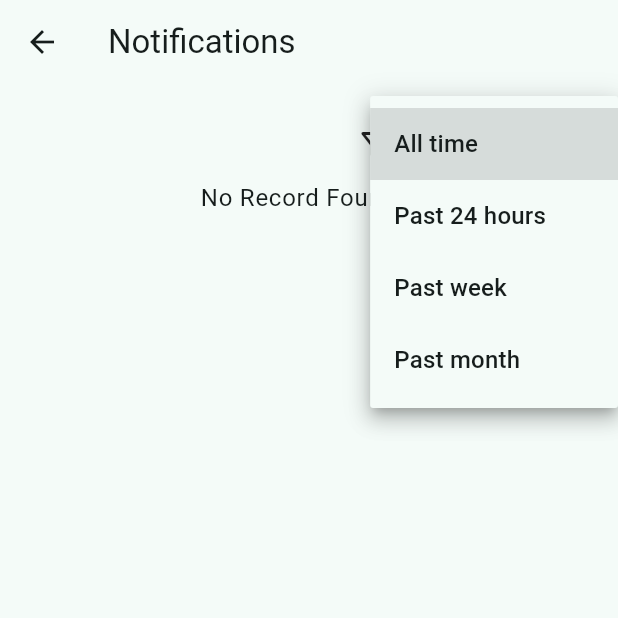
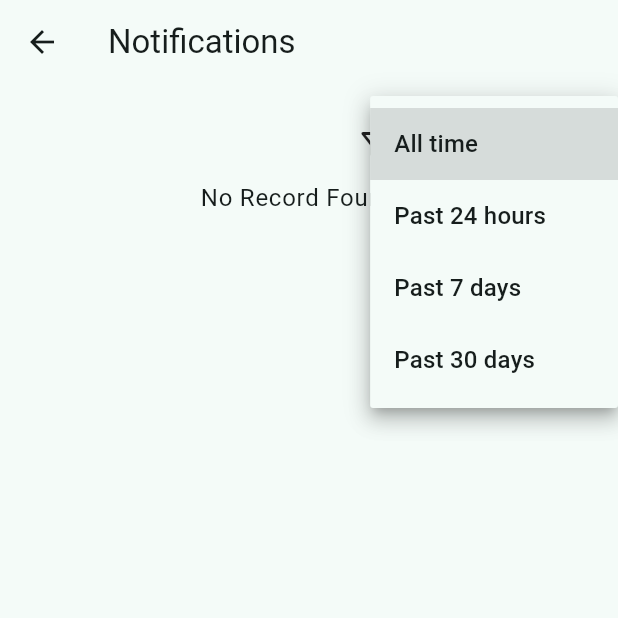
Before and after one commit to tahawaheed9/wellness_wise, a Flutter app: the NotificationsScreen screen opened by its route, after a tap on "All time", on a phone screen of 412 x 824 dp, the top half of it. Run offline on Flutter 3.47's test engine with Material 3 defaults, Android fonts, the phone set to English and light mode, and no system bars; our stand-ins replace bloc, cloud_firestore, dropdown_search, equatable, firebase_auth, firebase_core and 7 more; missing offline and left inert: health; accounts and stored records are empty.

Commit message:
Modified | Filter Widget

```diff
--- a/lib/presentation/components/custom_filter.dart
+++ b/lib/presentation/components/custom_filter.dart
@@ -3,8 +3,8 @@ import 'package:flutter/material.dart';
 const List<String> _filterList = <String>[
   'All time',
   'Past 24 hours',
-  'Past week',
-  'Past month',
+  'Past 7 days',
+  'Past 30 days',
 ];
 
 class CustomFilter extends StatefulWidget {
--- a/lib/presentation/screens/charts/components/all_prediction_chart.dart
+++ b/lib/presentation/screens/charts/components/all_prediction_chart.dart
@@ -200,12 +200,12 @@ class _AllPredictionChartState extends State<AllPredictionChart> {
         final past24Hours = now.subtract(Duration(hours: 24));
         return past24Hours;
 
-      case 'Past week':
+      case 'Past 7 days':
         final now = DateTime.now();
         final pastWeek = now.subtract(Duration(days: 7));
         return pastWeek;
 
-      case 'Past month':
+      case 'Past 30 days':
         final now = DateTime.now();
         final pastMonth = now.subtract(Duration(days: 30));
         return pastMonth;
--- a/lib/presentation/screens/charts/components/breast_cancer_chart.dart
+++ b/lib/presentation/screens/charts/components/breast_cancer_chart.dart
@@ -150,12 +150,12 @@ class _BreastCancerChartState extends State<BreastCancerChart> {
         final past24Hours = now.subtract(Duration(hours: 24));
         return past24Hours;
 
-      case 'Past week':
+      case 'Past 7 days':
         final now = DateTime.now();
         final pastWeek = now.subtract(Duration(days: 7));
         return pastWeek;
 
-      case 'Past month':
+      case 'Past 30 days':
         final now = DateTime.now();
         final pastMonth = now.subtract(Duration(days: 30));
         return pastMonth;
--- a/lib/presentation/screens/charts/components/diabetes_prediction_chart.dart
+++ b/lib/presentation/screens/charts/components/diabetes_prediction_chart.dart
@@ -151,12 +151,12 @@ class _DiabetesPredictionChartState extends State<DiabetesPredictionChart> {
         final past24Hours = now.subtract(Duration(hours: 24));
         return past24Hours;
 
-      case 'Past week':
+      case 'Past 7 days':
         final now = DateTime.now();
         final pastWeek = now.subtract(Duration(days: 7));
         return pastWeek;
 
-      case 'Past month':
+      case 'Past 30 days':
         final now = DateTime.now();
         final pastMonth = now.subtract(Duration(days: 30));
         return pastMonth;
--- a/lib/presentation/screens/charts/components/heart_disease_chart.dart
+++ b/lib/presentation/screens/charts/components/heart_disease_chart.dart
@@ -150,12 +150,12 @@ class _HeartDiseaseChartState extends State<HeartDiseaseChart> {
         final past24Hours = now.subtract(Duration(hours: 24));
         return past24Hours;
 
-      case 'Past week':
+      case 'Past 7 days':
         final now = DateTime.now();
         final pastWeek = now.subtract(Duration(days: 7));
         return pastWeek;
 
-      case 'Past month':
+      case 'Past 30 days':
         final now = DateTime.now();
         final pastMonth = now.subtract(Duration(days: 30));
         return pastMonth;
--- a/lib/presentation/screens/charts/components/kidney_prediction_chart.dart
+++ b/lib/presentation/screens/charts/components/kidney_prediction_chart.dart
@@ -150,12 +150,12 @@ class _KidneyPredictionChartState extends State<KidneyPredictionChart> {
         final past24Hours = now.subtract(Duration(hours: 24));
         return past24Hours;
 
-      case 'Past week':
+      case 'Past 7 days':
         final now = DateTime.now();
         final pastWeek = now.subtract(Duration(days: 7));
         return pastWeek;
 
-      case 'Past month':
+      case 'Past 30 days':
         final now = DateTime.now();
         final pastMonth = now.subtract(Duration(days: 30));
         return pastMonth;
--- a/lib/presentation/screens/charts/components/lung_cancer_chart.dart
+++ b/lib/presentation/screens/charts/components/lung_cancer_chart.dart
@@ -150,12 +150,12 @@ class _LungCancerChartState extends State<LungCancerChart> {
         final past24Hours = now.subtract(Duration(hours: 24));
         return past24Hours;
 
-      case 'Past week':
+      case 'Past 7 days':
         final now = DateTime.now();
         final pastWeek = now.subtract(Duration(days: 7));
         return pastWeek;
 
-      case 'Past month':
+      case 'Past 30 days':
         final now = DateTime.now();
         final pastMonth = now.subtract(Duration(days: 30));
         return pastMonth;
--- a/lib/presentation/screens/history/history_screen.dart
+++ b/lib/presentation/screens/history/history_screen.dart
@@ -164,12 +164,12 @@ class _HistoryScreenState extends State<HistoryScreen> {
         final past24Hours = now.subtract(Duration(hours: 24));
         return past24Hours;
 
-      case 'Past week':
+      case 'Past 7 days':
         final now = DateTime.now();
         final pastWeek = now.subtract(Duration(days: 7));
         return pastWeek;
 
-      case 'Past month':
+      case 'Past 30 days':
         final now = DateTime.now();
         final pastMonth = now.subtract(Duration(days: 30));
         return pastMonth;
--- a/lib/presentation/screens/notifications/notifications_screen.dart
+++ b/lib/presentation/screens/notifications/notifications_screen.dart
@@ -147,12 +147,12 @@ class _NotificationsScreenState extends State<NotificationsScreen> {
         final past24Hours = now.subtract(Duration(hours: 24));
         return past24Hours;
 
-      case 'Past week':
+      case 'Past 7 days':
         final now = DateTime.now();
         final pastWeek = now.subtract(Duration(days: 7));
         return pastWeek;
 
-      case 'Past month':
+      case 'Past 30 days':
         final now = DateTime.now();
         final pastMonth = now.subtract(Duration(days: 30));
         return pastMonth;
```
Also changed, not shown: 84 other files.
